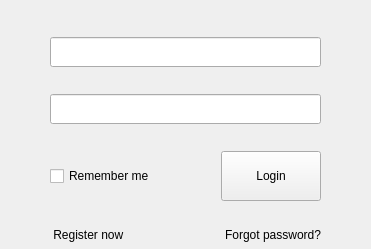
The window that Client/loginwidget.ui (CodeGrindstone/TalkHub) describes before a commit, drawn with Qt 5.
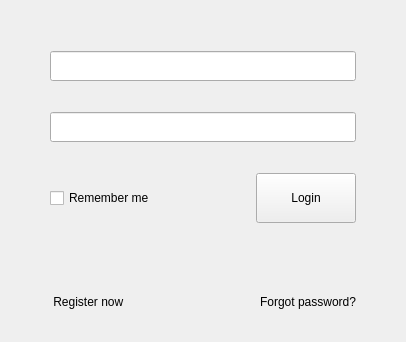
The same window after the commit. Custom widgets are drawn as their Qt base class.

What changed in the file:
```diff
--- a/Client/loginwidget.ui
+++ b/Client/loginwidget.ui
@@ -6,12 +6,12 @@
    <rect>
     <x>0</x>
     <y>0</y>
-    <width>371</width>
-    <height>249</height>
+    <width>406</width>
+    <height>342</height>
    </rect>
   </property>
   <property name="sizePolicy">
-   <sizepolicy hsizetype="Minimum" vsizetype="Fixed">
+   <sizepolicy hsizetype="Fixed" vsizetype="Fixed">
     <horstretch>0</horstretch>
     <verstretch>0</verstretch>
    </sizepolicy>
@@ -21,13 +21,13 @@
   </property>
   <layout class="QVBoxLayout" name="verticalLayout">
    <property name="spacing">
-    <number>20</number>
+    <number>0</number>
    </property>
    <property name="leftMargin">
     <number>50</number>
    </property>
    <property name="topMargin">
-    <number>30</number>
+    <number>20</number>
    </property>
    <property name="rightMargin">
     <number>50</number>
@@ -105,6 +105,34 @@
      </item>
     </layout>
    </item>
+   <item>
+    <widget class="QLabel" name="label">
+     <property name="sizePolicy">
+      <sizepolicy hsizetype="Preferred" vsizetype="Fixed">
+       <horstretch>0</horstretch>
+       <verstretch>0</verstretch>
+      </sizepolicy>
+     </property>
+     <property name="minimumSize">
+      <size>
+       <width>0</width>
+       <height>10</height>
+      </size>
+     </property>
+     <property name="maximumSize">
+      <size>
+       <width>16777215</width>
+       <height>10</height>
+      </size>
+     </property>
+     <property name="text">
+      <string/>
+     </property>
+     <property name="alignment">
+      <set>Qt::AlignCenter</set>
+     </property>
+    </widget>
+   </item>
    <item>
     <layout class="QHBoxLayout" name="horizontalLayout_3">
      <item>
```
Left out of the diff: 2 changed lines with no effect on the pictures.
